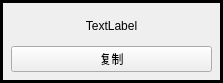
Old version of the form singleElement.ui in the repository qianyingshuo/QuickPrompt.
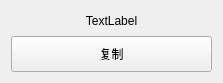
New version of the form.

Commit message: adjust ui file, and add MacOS.qss

Patch:
```diff
--- a/singleElement.ui
+++ b/singleElement.ui
@@ -1,7 +1,7 @@
 <?xml version="1.0" encoding="UTF-8"?>
 <ui version="4.0">
  <class>singleElement</class>
- <widget class="QWidget" name="singleElement">
+ <widget class="QFrame" name="singleElement">
   <property name="geometry">
    <rect>
     <x>0</x>
@@ -26,19 +26,26 @@
    <string>Form</string>
   </property>
   <property name="styleSheet">
-   <string notr="true">QWidget#singleElement{
-border: 3px solid black;
-}</string>
+   <string notr="true"/>
   </property>
   <layout class="QVBoxLayout" name="verticalLayout">
    <item>
     <widget class="QLabel" name="title">
+     <property name="maximumSize">
+      <size>
+       <width>205</width>
+       <height>16777215</height>
+      </size>
+     </property>
      <property name="text">
       <string>TextLabel</string>
      </property>
      <property name="alignment">
       <set>Qt::AlignCenter</set>
      </property>
+     <property name="wordWrap">
+      <bool>true</bool>
+     </property>
     </widget>
    </item>
    <item>
@@ -52,6 +59,12 @@
        <verstretch>0</verstretch>
       </sizepolicy>
      </property>
+     <property name="minimumSize">
+      <size>
+       <width>0</width>
+       <height>36</height>
+      </size>
+     </property>
      <property name="whatsThis">
       <string>&lt;html&gt;&lt;head/&gt;&lt;body&gt;&lt;p&gt;&lt;br/&gt;&lt;/p&gt;&lt;/body&gt;&lt;/html&gt;</string>
      </property>
```
The commit also changes 6 other files.
